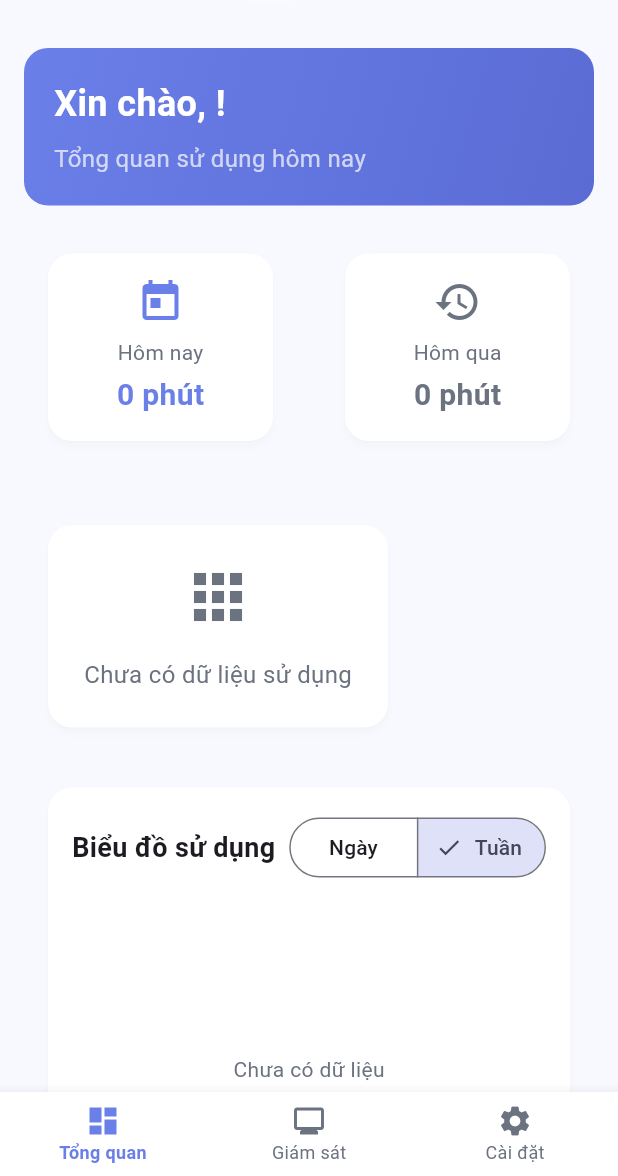
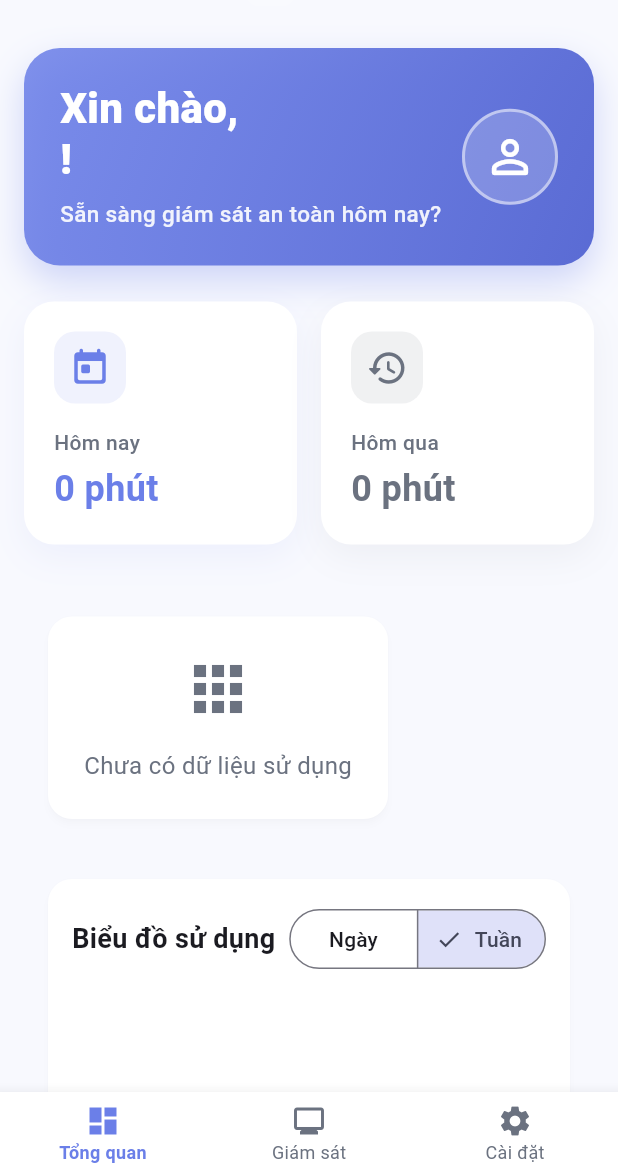
Before and after one commit to minhduc01168/KidGuardian-THPT, a Flutter app: the ParentDashboard screen opened directly, after a tap on "Tuần", on a phone screen of 412 x 824 dp, the part 60-1236 px from its top. Run offline on Flutter 3.47's test engine with Material 3 defaults, Android fonts, the phone set to English and light mode, and no system bars; our stand-ins replace cloud_firestore, cloud_functions, csv, equatable, firebase_auth, firebase_core and 11 more; missing offline and left inert: installed_apps; accounts and stored records are empty.

Commit message:
feat(ui): redesign Parent Dashboard with glassmorphism and bento grid
- Upgraded Welcome Card with glassmorphism, depth shadows, and interactive text.
- Integrated TweenAnimationBuilder for smoothly animated usage minutes on Summary Cards.
- Refactored Change Indicator into a soft, pill-shaped badge for better clarity.
- Re-architected Quick Actions into a modern Bento grid with soft squircle tap effects.
- Added comprehensive widget test suite for Parent Dashboard rendering (750 total tests, 100% pass).

```diff
--- a/lib/presentation/features/dashboard/screens/parent_dashboard.dart
+++ b/lib/presentation/features/dashboard/screens/parent_dashboard.dart
@@ -238,33 +238,58 @@ class _ParentDashboardState extends State<ParentDashboard> {
             // Welcome card
             Container(
               width: double.infinity,
-              padding: EdgeInsets.all(20),
+              padding: EdgeInsets.all(24),
               decoration: BoxDecoration(
                 gradient: LinearGradient(
-                  colors: [AppColors.primary, AppColors.primaryDark],
+                  colors: [AppColors.primary.withOpacity(0.85), AppColors.primaryDark],
                   begin: Alignment.topLeft,
                   end: Alignment.bottomRight,
                 ),
-                borderRadius: BorderRadius.circular(16),
+                borderRadius: BorderRadius.circular(24),
+                boxShadow: [
+                  BoxShadow(
+                    color: AppColors.primary.withOpacity(0.3),
+                    blurRadius: 20,
+                    offset: const Offset(0, 10),
                   ),
+                ],
+              ),
+              child: Row(
+                children: [
+                  Expanded(
                     child: Column(
                       crossAxisAlignment: CrossAxisAlignment.start,
                       children: [
                         Text(
-                    'Xin chào, ${user.displayName}!',
-                    style: TextStyle(
-                      fontSize: 24,
-                      fontWeight: FontWeight.bold,
+                          'Xin chào,\n${user.displayName}!',
+                          style: const TextStyle(
+                            fontSize: 28,
+                            fontWeight: FontWeight.w900,
                             color: Colors.white,
+                            height: 1.2,
                           ),
                         ),
-                  SizedBox(height: 8),
+                        const SizedBox(height: 8),
                         Text(
-                    'Tổng quan sử dụng hôm nay',
+                          'Sẵn sàng giám sát an toàn hôm nay?',
                           style: TextStyle(
-                      fontSize: 16,
-                      color: Colors.white70,
+                            fontSize: 15,
+                            color: Colors.white.withOpacity(0.9),
+                            fontWeight: FontWeight.w500,
                           ),
+                        ),
+                      ],
+                    ),
+                  ),
+                  Container(
+                    width: 64,
+                    height: 64,
+                    decoration: BoxDecoration(
+                      color: Colors.white.withOpacity(0.2),
+                      shape: BoxShape.circle,
+                      border: Border.all(color: Colors.white.withOpacity(0.5), width: 2),
+                    ),
+                    child: const Icon(Icons.person_outline_rounded, size: 36, color: Colors.white),
                   ),
                 ],
               ),
@@ -277,17 +302,17 @@ class _ParentDashboardState extends State<ParentDashboard> {
                 Expanded(
                   child: _SummaryCard(
                     title: 'Hôm nay',
-                    value: '${state.totalMinutesToday} phút',
-                    icon: Icons.today,
+                    minutes: state.totalMinutesToday,
+                    icon: Icons.today_rounded,
                     color: AppColors.primary,
                   ),
                 ),
-                SizedBox(width: 16),
+                const SizedBox(width: 16),
                 Expanded(
                   child: _SummaryCard(
                     title: 'Hôm qua',
-                    value: '${state.totalMinutesYesterday} phút',
-                    icon: Icons.history,
+                    minutes: state.totalMinutesYesterday,
+                    icon: Icons.history_rounded,
                     color: AppColors.textSecondary,
                   ),
                 ),
@@ -298,28 +323,40 @@ class _ParentDashboardState extends State<ParentDashboard> {
             // Change indicator
             if (state.totalMinutesYesterday > 0)
               Container(
-                padding: EdgeInsets.symmetric(horizontal: 16, vertical: 12),
+                padding: const EdgeInsets.symmetric(horizontal: 20, vertical: 12),
                 decoration: BoxDecoration(
                   color: state.percentChangeFromYesterday > 0
                       ? AppColors.error.withOpacity(0.1)
                       : AppColors.success.withOpacity(0.1),
-                  borderRadius: BorderRadius.circular(12),
+                  borderRadius: BorderRadius.circular(100),
                 ),
                 child: Row(
+                  mainAxisSize: MainAxisSize.min,
                   children: [
-                    Icon(
+                    Container(
+                      padding: const EdgeInsets.all(4),
+                      decoration: BoxDecoration(
+                        color: state.percentChangeFromYesterday > 0
+                            ? AppColors.error.withOpacity(0.2)
+                            : AppColors.success.withOpacity(0.2),
+                        shape: BoxShape.circle,
+                      ),
+                      child: Icon(
                         state.percentChangeFromYesterday > 0
-                          ? Icons.trending_up
-                          : Icons.trending_down,
+                            ? Icons.arrow_upward_rounded
+                            : Icons.arrow_downward_rounded,
                         color: state.percentChangeFromYesterday > 0
                             ? AppColors.error
                             : AppColors.success,
+                        size: 16,
                       ),
-                    SizedBox(width: 8),
+                    ),
+                    const SizedBox(width: 12),
                     Text(
                       '${state.percentChangeFromYesterday > 0 ? "+" : ""}${state.percentChangeFromYesterday}% so với hôm qua',
                       style: TextStyle(
                         fontWeight: FontWeight.bold,
+                        fontSize: 14,
                         color: state.percentChangeFromYesterday > 0
                             ? AppColors.error
                             : AppColors.success,
@@ -1014,44 +1051,69 @@ class _ParentDashboardState extends State<ParentDashboard> {
 
 class _SummaryCard extends StatelessWidget {
   final String title;
-  final String value;
+  final int minutes;
   final IconData icon;
   final Color color;
 
   const _SummaryCard({
     required this.title,
-    required this.value,
+    required this.minutes,
     required this.icon,
     required this.color,
   });
 
   @override
   Widget build(BuildContext context) {
-    return Card(
-      child: Padding(
-        padding: EdgeInsets.all(16),
+    return Container(
+      decoration: BoxDecoration(
+        color: Colors.white,
+        borderRadius: BorderRadius.circular(20),
+        boxShadow: [
+          BoxShadow(
+            color: color.withOpacity(0.08),
+            blurRadius: 20,
+            offset: const Offset(0, 8),
+          ),
+        ],
+      ),
+      padding: const EdgeInsets.all(20),
       child: Column(
+        crossAxisAlignment: CrossAxisAlignment.start,
         children: [
-            Icon(icon, size: 32, color: color),
-            SizedBox(height: 8),
+          Container(
+            padding: const EdgeInsets.all(10),
+            decoration: BoxDecoration(
+              color: color.withOpacity(0.1),
+              borderRadius: BorderRadius.circular(14),
+            ),
+            child: Icon(icon, size: 28, color: color),
+          ),
+          const SizedBox(height: 16),
           Text(
             title,
-              style: TextStyle(
+            style: const TextStyle(
               fontSize: 14,
               color: AppColors.textSecondary,
+              fontWeight: FontWeight.w500,
             ),
           ),
-            SizedBox(height: 4),
-            Text(
-              value,
+          const SizedBox(height: 4),
+          TweenAnimationBuilder<int>(
+            tween: IntTween(begin: 0, end: minutes),
+            duration: const Duration(seconds: 1),
+            curve: Curves.easeOutCubic,
+            builder: (context, value, child) {
+              return Text(
+                '$value phút',
                 style: TextStyle(
-                fontSize: 20,
+                  fontSize: 24,
                   fontWeight: FontWeight.bold,
                   color: color,
                 ),
+              );
+            },
           ),
         ],
-        ),
       ),
     );
   }
@@ -1072,24 +1134,48 @@ class _QuickActionCard extends StatelessWidget {
 
   @override
   Widget build(BuildContext context) {
-    return Card(
+    return Container(
+      decoration: BoxDecoration(
+        color: Colors.white,
+        borderRadius: BorderRadius.circular(20),
+        boxShadow: [
+          BoxShadow(
+            color: color.withOpacity(0.1),
+            blurRadius: 15,
+            offset: const Offset(0, 6),
+          ),
+        ],
+      ),
+      child: Material(
+        color: Colors.transparent,
         child: InkWell(
           onTap: onTap,
-        borderRadius: BorderRadius.circular(12),
+          borderRadius: BorderRadius.circular(20),
+          highlightColor: color.withOpacity(0.05),
+          splashColor: color.withOpacity(0.1),
           child: Padding(
-          padding: EdgeInsets.all(20),
+            padding: const EdgeInsets.symmetric(vertical: 20, horizontal: 12),
             child: Column(
+              mainAxisAlignment: MainAxisAlignment.center,
               children: [
-              Icon(
+                Container(
+                  padding: const EdgeInsets.all(12),
+                  decoration: BoxDecoration(
+                    color: color.withOpacity(0.1),
+                    shape: BoxShape.circle,
+                  ),
+                  child: Icon(
                     icon,
-                size: 40,
+                    size: 32,
                     color: color,
                   ),
-              SizedBox(height: 12),
+                ),
+                const SizedBox(height: 12),
                 Text(
                   title,
                   textAlign: TextAlign.center,
-                style: TextStyle(
+                  maxLines: 2,
+                  style: const TextStyle(
                     fontSize: 14,
                     fontWeight: FontWeight.bold,
                   ),
@@ -1098,6 +1184,7 @@ class _QuickActionCard extends StatelessWidget {
             ),
           ),
         ),
+      ),
     );
   }
 }
```
Also changed, not shown: 1 other file. Lines whose indentation alone changed are shown as unchanged.
